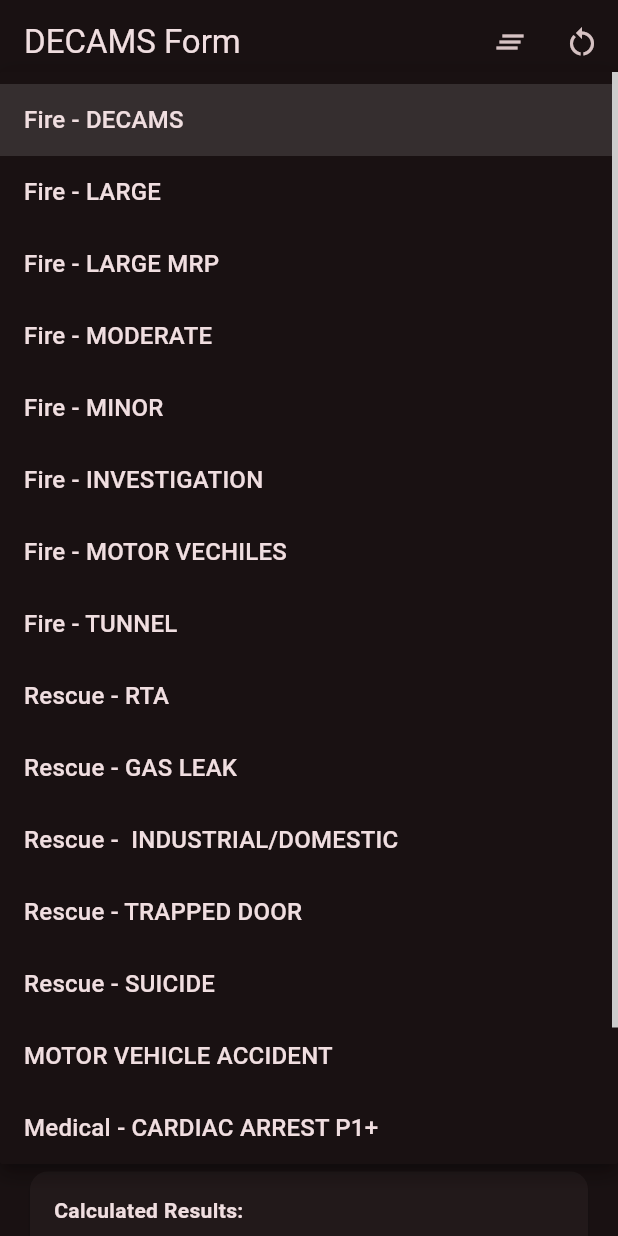
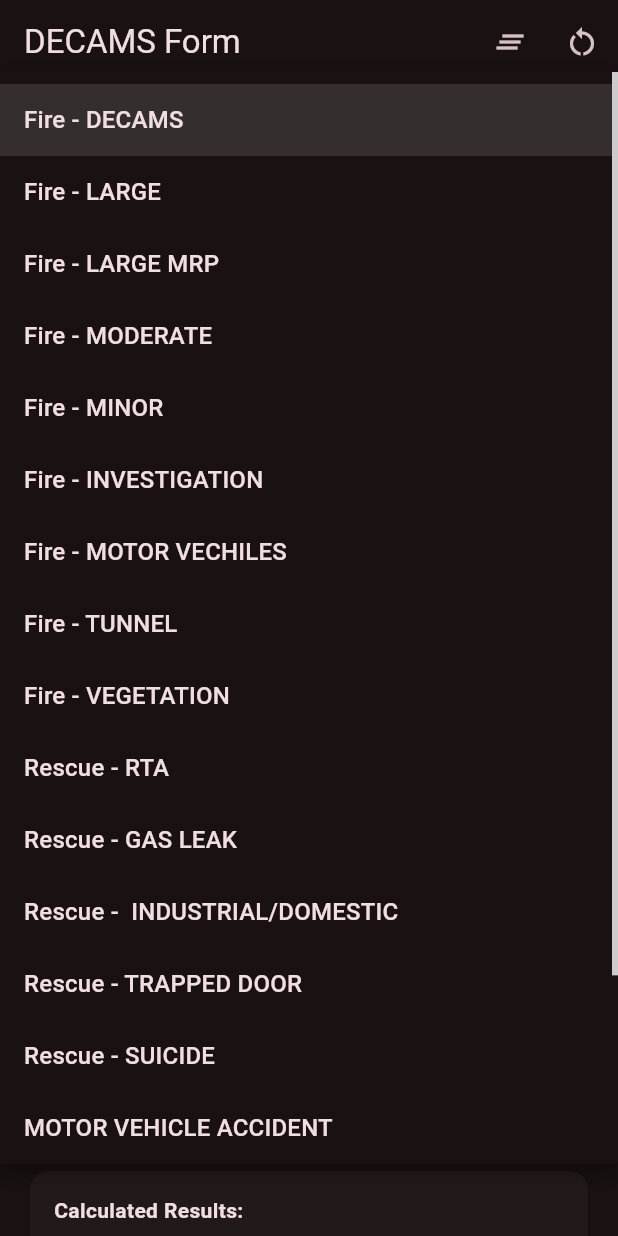
Before and after one commit to 8mpty/Decamps-Maker, a Flutter app: the DecamsFormScreen screen opened directly, after a tap on "Fire - DECAMS", on a phone screen of 412 x 824 dp. Run offline on Flutter 3.47's test engine with Material 3 defaults, Android fonts, the phone set to English and light mode, and no system bars; our stand-ins replace file_picker, shared_preferences; accounts and stored records are empty.

Commit message:
Update app_constants.dart

```diff
--- a/lib/constants/app_constants.dart
+++ b/lib/constants/app_constants.dart
@@ -27,6 +27,7 @@ class AppConstants {
     'Fire - INVESTIGATION',
     'Fire - MOTOR VECHILES',
     'Fire - TUNNEL',
+    'Fire - VEGETATION',
     'Rescue - RTA',
     'Rescue - GAS LEAK',
     'Rescue -  INDUSTRIAL/DOMESTIC',
```
